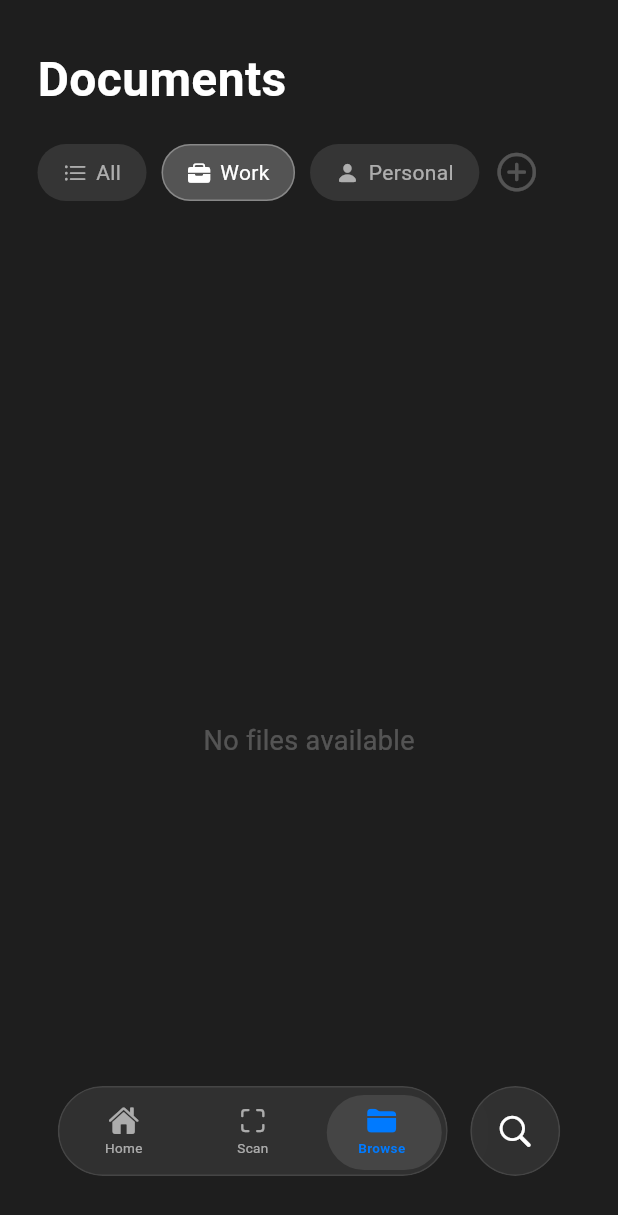
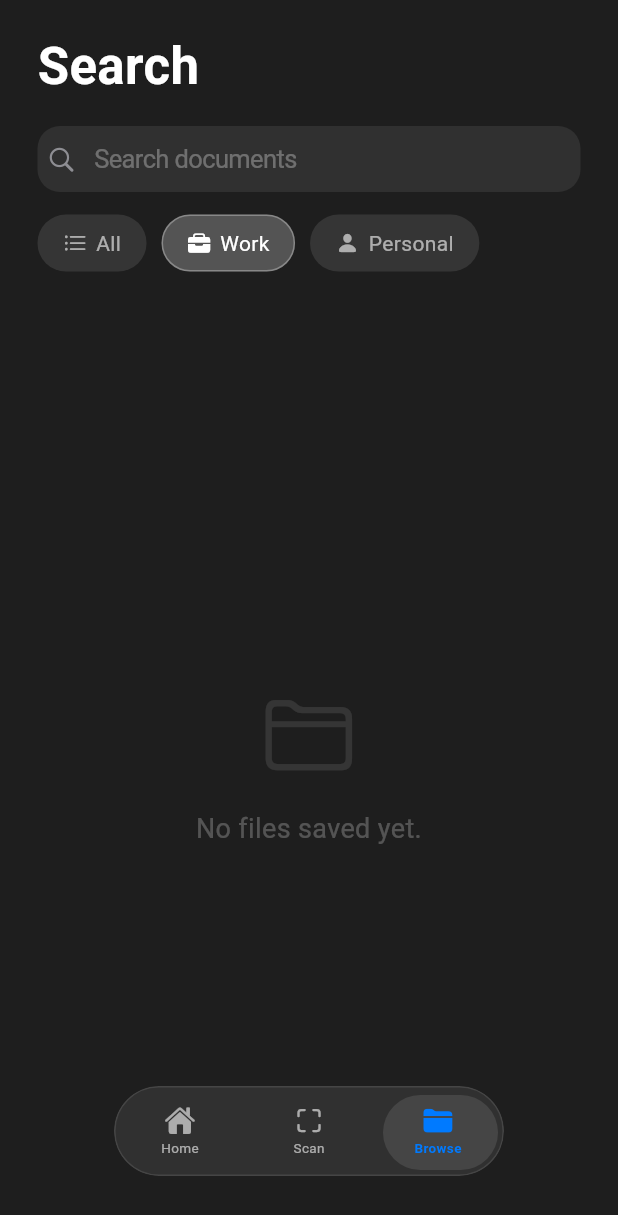
Before and after one commit to Gesho05/document_scanner, a Flutter app: the screen it shows after launch, item 3 of the bottom bar chosen, after a tap on "Work", on a phone screen of 412 x 824 dp. Shown: the top 1215 px of the screen. Run offline on Flutter 3.47's test engine with Material 3 defaults, Android fonts, the phone set to English and light mode, and no system bars; our stand-ins replace camera, image_cropper; missing offline and left inert: google_mlkit_text_recognition.

Commit message:
chnages to the design and the search bar

```diff
--- a/binder/lib/main.dart
+++ b/binder/lib/main.dart
@@ -21,9 +21,17 @@ class BinderApp extends StatelessWidget {
 
   @override
   Widget build(BuildContext context) {
-    return const MaterialApp(
+    return MaterialApp(
       debugShowCheckedModeBanner: false,
       title: 'Binder',
+      theme: ThemeData(
+        brightness: Brightness.dark,
+        scaffoldBackgroundColor: const Color(0xFF1E1E1E),
+        cupertinoOverrideTheme: const CupertinoThemeData(
+          brightness: Brightness.dark,
+          primaryColor: Color(0xFF007AFF),
+        ),
+      ),
       home: BinderLoadingScreen(nextScreen: BinderMainScreen()),
     );
   }
@@ -38,7 +46,6 @@ class BinderMainScreen extends StatefulWidget {
 
 class _BinderMainScreenState extends State<BinderMainScreen> {
   int _selectedIndex = 0;
-  // ignore: unused_field
   bool _isSearchActive = false;
   final List<Map<String, dynamic>> _savedDocuments = [];
 
@@ -50,7 +57,10 @@ class _BinderMainScreenState extends State<BinderMainScreen> {
     case 1:
       return HomeContent(documents: _savedDocuments);
     case 2:
-      return BrowseContent(documents: _savedDocuments);
+      return BrowseContent(
+        documents: _savedDocuments,
+        autoFocusSearch: _isSearchActive,
+      );
     default:
       return const SizedBox();
   }
@@ -92,10 +102,7 @@ class _BinderMainScreenState extends State<BinderMainScreen> {
               alignment: Alignment.bottomCenter,
               child: Padding(
                 padding: const EdgeInsets.only(bottom: 40),
-                child: Row(
-                  mainAxisAlignment: MainAxisAlignment.center,
-                  children: [
-                    GlassNavigation(
+                child: GlassNavigation(
                   selectedIndex: _selectedIndex,
                   onTap: (index) {
                     if (index == 1) {
@@ -107,18 +114,6 @@ class _BinderMainScreenState extends State<BinderMainScreen> {
                       _isSearchActive = false;
                     });
                   },
-                    ),
-                    const SizedBox(width: 15),
-                    GestureDetector(
-                      onTap: () {
-                        setState(() {
-                          _selectedIndex = 2;
-                          _isSearchActive = true;
-                        });
-                      },
-                      child: const SearchButton(),
-                    ),
-                  ],
                 ),
               ),
             ),
@@ -558,7 +553,7 @@ class HomeContent extends StatelessWidget {
           crossAxisAlignment: CrossAxisAlignment.start,
           children: [
             const SizedBox(height: 30),
-            const Text('Hello,', style: TextStyle(color: Colors.white60, fontSize: 18)),
+            const Text('Welcome back,', style: TextStyle(color: Colors.white60, fontSize: 18)),
             const Text('Gebo', style: TextStyle(color: Colors.white, fontSize: 32, fontWeight: FontWeight.bold)),
             const SizedBox(height: 30),
             const Text('Expires Soon', style: TextStyle(color: Colors.white, fontSize: 18, fontWeight: FontWeight.bold)),
@@ -614,8 +609,13 @@ class HomeContent extends StatelessWidget {
 
 class BrowseContent extends StatefulWidget {
   final List<Map<String, dynamic>> documents;
+  final bool autoFocusSearch;
 
-  const BrowseContent({super.key, required this.documents});
+  const BrowseContent({
+    super.key,
+    required this.documents,
+    this.autoFocusSearch = false,
+  });
 
   @override
   State<BrowseContent> createState() => _BrowseContentState();
@@ -623,46 +623,134 @@ class BrowseContent extends StatefulWidget {
 
 class _BrowseContentState extends State<BrowseContent> {
   String _activeFilter = 'All';
+  final TextEditingController _searchController = TextEditingController();
+  final FocusNode _searchFocusNode = FocusNode();
+  bool _isSearchingActive = false;
+  List<Map<String, dynamic>> _displayDocuments = [];
+
+  @override
+  void initState() {
+    super.initState();
+    _displayDocuments = List<Map<String, dynamic>>.from(widget.documents);
+
+    _searchFocusNode.addListener(() {
+      if (!mounted) return;
+      setState(() {
+        _isSearchingActive = _searchFocusNode.hasFocus;
+      });
+    });
+
+    if (widget.autoFocusSearch) {
+      _requestSearchFocusSoon();
+    }
+  }
+
+  @override
+  void didUpdateWidget(covariant BrowseContent oldWidget) {
+    super.didUpdateWidget(oldWidget);
+    if (!oldWidget.autoFocusSearch && widget.autoFocusSearch) {
+      _requestSearchFocusSoon();
+    }
+    if (oldWidget.documents != widget.documents) {
+      _runFilter(_searchController.text);
+    }
+  }
+
+  void _requestSearchFocusSoon() {
+    Future.delayed(const Duration(milliseconds: 150), () {
+      if (!mounted) return;
+      FocusScope.of(context).requestFocus(_searchFocusNode);
+    });
+  }
+
+  @override
+  void dispose() {
+    _searchController.dispose();
+    _searchFocusNode.dispose();
+    super.dispose();
+  }
+
+  void _runFilter(String enteredKeyword) {
+    List<Map<String, dynamic>> results;
+    final query = enteredKeyword.trim().toLowerCase();
+
+    if (query.isEmpty) {
+      results = List<Map<String, dynamic>>.from(widget.documents);
+    } else {
+      results = widget.documents.where((doc) {
+        final name = (doc['name'] as String? ?? '').toLowerCase();
+        return name.contains(query);
+      }).toList();
+    }
+
+    if (_activeFilter != 'All') {
+      results = results.where((doc) => doc['category'] == _activeFilter).toList();
+    }
+
+    setState(() {
+      _displayDocuments = results;
+    });
+  }
+
+  void _applyCategoryFilter(String category) {
+    setState(() {
+      _activeFilter = category;
+    });
+    _runFilter(_searchController.text);
+  }
 
   @override
   Widget build(BuildContext context) {
-    final List<Map<String, dynamic>> filteredDocs = _activeFilter == 'All'
-        ? widget.documents
-        : widget.documents.where((doc) => doc['category'] == _activeFilter).toList();
-
     return SafeArea(
       child: Padding(
         padding: const EdgeInsets.symmetric(horizontal: 25.0),
         child: Column(
           crossAxisAlignment: CrossAxisAlignment.start,
           children: [
-            const SizedBox(height: 30),
+            const SizedBox(height: 20),
             const Text(
-              'Documents',
-              style: TextStyle(color: Colors.white, fontSize: 32, fontWeight: FontWeight.bold),
+              'Search',
+              style: TextStyle(color: Colors.white, fontSize: 34, fontWeight: FontWeight.bold),
             ),
-            const SizedBox(height: 20),
-            Row(
+            const SizedBox(height: 15),
+            CupertinoSearchTextField(
+              controller: _searchController,
+              focusNode: _searchFocusNode,
+              placeholder: 'Search documents',
+              style: const TextStyle(color: Colors.white),
+              placeholderStyle: const TextStyle(color: Colors.white30),
+              itemColor: CupertinoColors.systemGrey,
+              backgroundColor: Colors.white.withOpacity(0.08),
+              borderRadius: BorderRadius.circular(15),
+              padding: const EdgeInsets.all(12),
+              onChanged: _runFilter,
+              onSubmitted: _runFilter,
+            ),
+
+            if (!_isSearchingActive && _searchController.text.isEmpty)
+              Padding(
+                padding: const EdgeInsets.only(top: 15.0, bottom: 20.0),
+                child: Row(
                   children: [
                     _buildFilterButton(CupertinoIcons.list_bullet, 'All'),
                     const SizedBox(width: 10),
                     _buildFilterButton(CupertinoIcons.briefcase_fill, 'Work'),
                     const SizedBox(width: 10),
                     _buildFilterButton(CupertinoIcons.person_fill, 'Personal'),
-                const SizedBox(width: 10),
-                const Icon(CupertinoIcons.add_circled, color: Colors.white24, size: 30),
                   ],
                 ),
-            const SizedBox(height: 30),
+              ),
+
+            if (_isSearchingActive || _searchController.text.isNotEmpty)
+              const SizedBox(height: 20),
+
             Expanded(
-              child: filteredDocs.isEmpty
-                  ? const Center(
-                      child: Text('No files available', style: TextStyle(color: Colors.white24, fontSize: 18)),
-                    )
+              child: _displayDocuments.isEmpty
+                  ? _buildEmptyState()
                   : ListView.builder(
-                      itemCount: filteredDocs.length,
+                      itemCount: _displayDocuments.length,
                       itemBuilder: (context, index) {
-                        final doc = filteredDocs[index];
+                        final doc = _displayDocuments[index];
                         final originalIndex = widget.documents.indexOf(doc);
                         return _buildDocumentCard(context, doc, originalIndex);
                       },
@@ -677,11 +765,7 @@ class _BrowseContentState extends State<BrowseContent> {
   Widget _buildFilterButton(IconData icon, String label) {
     bool isSelected = _activeFilter == label;
     return GestureDetector(
-      onTap: () {
-        setState(() {
-          _activeFilter = label;
-        });
-      },
+      onTap: () => _applyCategoryFilter(label),
       child: Container(
         padding: const EdgeInsets.symmetric(horizontal: 16, vertical: 8),
         decoration: BoxDecoration(
@@ -705,7 +789,6 @@ class _BrowseContentState extends State<BrowseContent> {
     final DateTime savedAt = (doc['savedAt'] as DateTime?) ?? DateTime.now();
     final String saveDate =
         '${savedAt.day.toString().padLeft(2, '0')}.${savedAt.month.toString().padLeft(2, '0')}.${savedAt.year}';
-    final String fileExtension = realImageFile.path.split('.').last.toUpperCase();
     final String category = doc['category'] as String? ?? 'Scanned';
 
     return GestureDetector(
@@ -722,21 +805,25 @@ class _BrowseContentState extends State<BrowseContent> {
       },
       child: Container(
         margin: const EdgeInsets.only(bottom: 15),
+        child: ClipRRect(
+          borderRadius: BorderRadius.circular(20),
+          child: BackdropFilter(
+            filter: ImageFilter.blur(sigmaX: 15, sigmaY: 15),
+            child: Container(
               padding: const EdgeInsets.all(15),
               decoration: BoxDecoration(
-          color: const Color(0xFF2C2C2E),
+                color: Colors.white.withOpacity(0.05),
                 borderRadius: BorderRadius.circular(20),
+                border: Border.all(color: Colors.white.withOpacity(0.1)),
               ),
               child: Row(
                 children: [
                   Container(
                     width: 50,
                     height: 50,
-              padding: const EdgeInsets.all(3),
-              decoration: BoxDecoration(color: Colors.white12, borderRadius: BorderRadius.circular(10)),
-              child: ClipRRect(
-                borderRadius: BorderRadius.circular(8),
-                child: Image.file(realImageFile, fit: BoxFit.cover),
+                    decoration: BoxDecoration(
+                      borderRadius: BorderRadius.circular(10),
+                      image: DecorationImage(image: FileImage(realImageFile), fit: BoxFit.cover),
                     ),
                   ),
                   const SizedBox(width: 15),
@@ -749,28 +836,26 @@ class _BrowseContentState extends State<BrowseContent> {
                           style: const TextStyle(color: Colors.white, fontWeight: FontWeight.bold, fontSize: 16),
                           overflow: TextOverflow.ellipsis,
                         ),
-                  const SizedBox(height: 2),
+                        const SizedBox(height: 4),
                         Text(
-                    '$saveDate • $fileExtension\n$category',
-                    style: const TextStyle(color: Colors.white38, fontSize: 12, height: 1.4),
+                          '$saveDate • $category',
+                          style: const TextStyle(color: Colors.white38, fontSize: 12),
                         ),
                       ],
                     ),
                   ),
-            const Spacer(),
                   GestureDetector(
                     onTap: () => _showActionMenu(context, doc, index),
                     behavior: HitTestBehavior.opaque,
                     child: const Padding(
-                padding: EdgeInsets.all(15),
-                child: Icon(
-                  CupertinoIcons.ellipsis_vertical,
-                  color: Colors.white38,
-                  size: 24,
+                      padding: EdgeInsets.all(10.0),
+                      child: Icon(CupertinoIcons.ellipsis_vertical, color: Colors.white38, size: 20),
+                    ),
+                  ),
+                ],
               ),
             ),
           ),
-          ],
         ),
       ),
     );
@@ -811,6 +896,7 @@ class _BrowseContentState extends State<BrowseContent> {
                 setState(() {
                   widget.documents[index]['file'] = File(croppedFile.path);
                 });
+                _runFilter(_searchController.text);
               }
             },
           ),
@@ -831,6 +917,7 @@ class _BrowseContentState extends State<BrowseContent> {
               setState(() {
                 widget.documents.removeAt(index);
               });
+              _runFilter(_searchController.text);
             },
           ),
         ],
@@ -856,6 +943,7 @@ class _BrowseContentState extends State<BrowseContent> {
                 setState(() {
                   widget.documents[index]['category'] = 'Work';
                 });
+                _runFilter(_searchController.text);
               }
               Navigator.pop(popupContext);
             },
@@ -867,6 +955,7 @@ class _BrowseContentState extends State<BrowseContent> {
                 setState(() {
                   widget.documents[index]['category'] = 'Personal';
                 });
+                _runFilter(_searchController.text);
               }
               Navigator.pop(popupContext);
             },
@@ -876,6 +965,28 @@ class _BrowseContentState extends State<BrowseContent> {
           child: const Text('Cancel'),
           onPressed: () => Navigator.pop(popupContext),
         ),
+      ),
+    );
+  }
+
+  Widget _buildEmptyState() {
+    final bool hasQuery = _searchController.text.trim().isNotEmpty;
+    return Center(
+      child: Column(
+        mainAxisAlignment: MainAxisAlignment.center,
+        children: [
+          Icon(
+            hasQuery ? CupertinoIcons.search : CupertinoIcons.folder_open,
+            color: Colors.white10,
+            size: 60,
+          ),
+          const SizedBox(height: 20),
+          Text(
+            hasQuery ? "No matching files for\n'${_searchController.text}'" : 'No files saved yet.',
+            textAlign: TextAlign.center,
+            style: const TextStyle(color: Colors.white24, fontSize: 18),
+          ),
+        ],
       ),
     );
   }
```
Also changed, not shown: binder/lib/doc_scanner_capture_screen.dart (+29 -3 lines), binder/pubspec.lock, 1 other file. Lines whose indentation alone changed are shown as unchanged.
